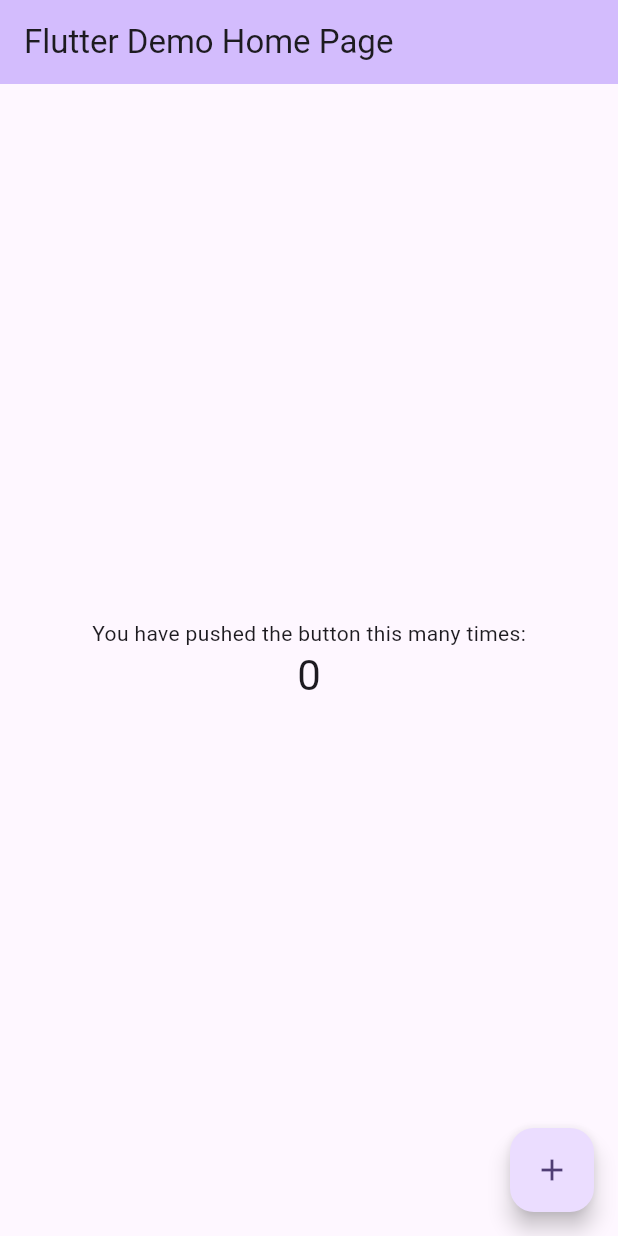
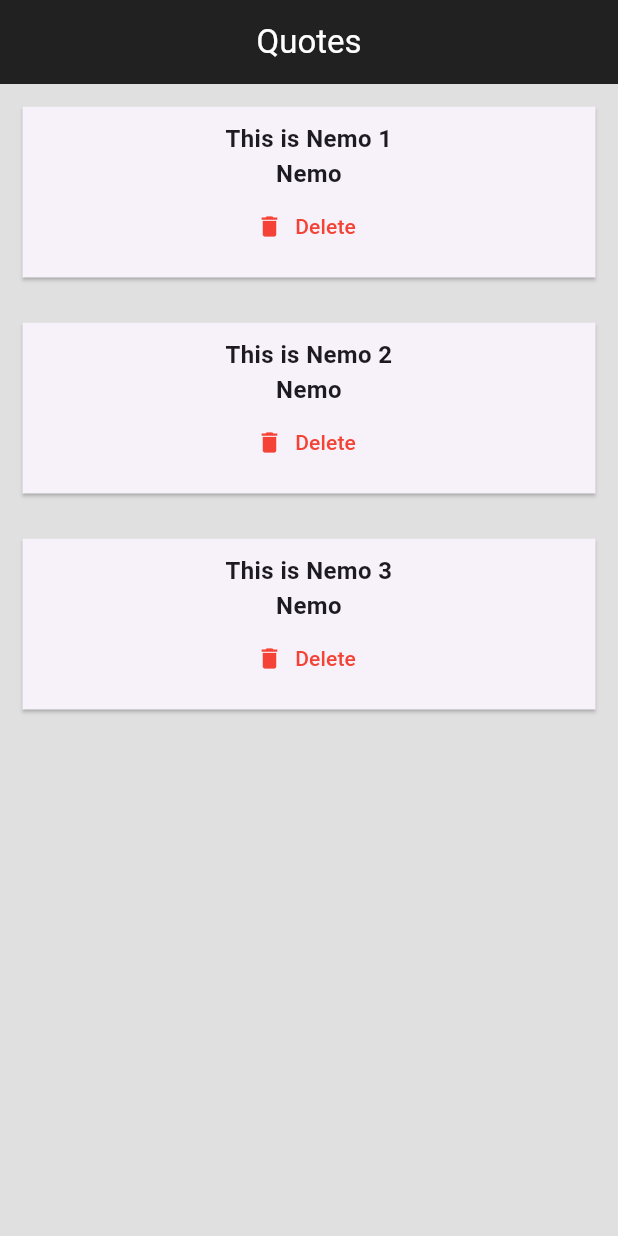
Before and after one commit to ThaiMinhNguyen/Flutter-Learning, a Flutter app: the screen it shows after launch, on a phone screen of 412 x 824 dp. Run offline on Flutter 3.47's test engine with Material 3 defaults, Android fonts, the phone set to English and light mode, and no system bars.

Commit message:
add quote/quotecard and change main

```diff
--- a/lib/main.dart
+++ b/lib/main.dart
@@ -1,125 +1,48 @@
 import 'package:flutter/material.dart';
+import 'quote.dart';
+import 'quotecard.dart';
 
-void main() {
-  runApp(const MyApp());
+void main() => runApp(MaterialApp(
+  home: QuoteApp(),
+));
+
+
+class QuoteApp extends StatefulWidget {
+  @override
+  State<QuoteApp> createState() => _QuoteAppState();
 }
 
-class MyApp extends StatelessWidget {
-  const MyApp({super.key});
+class _QuoteAppState extends State<QuoteApp> {
 
-  // This widget is the root of your application.
+  List<Quote> ls  = [
+    Quote(text: "This is Nemo 1", author: 'Nemo'),
+    Quote(text: "This is Nemo 2", author: 'Nemo'),
+    Quote(text: "This is Nemo 3", author: 'Nemo')
+  ];
+
   @override
   Widget build(BuildContext context) {
-    return MaterialApp(
-      title: 'Flutter Demo',
-      theme: ThemeData(
-        // This is the theme of your application.
-        //
-        // TRY THIS: Try running your application with "flutter run". You'll see
-        // the application has a purple toolbar. Then, without quitting the app,
-        // try changing the seedColor in the colorScheme below to Colors.green
-        // and then invoke "hot reload" (save your changes or press the "hot
-        // reload" button in a Flutter-supported IDE, or press "r" if you used
-        // the command line to start the app).
-        //
-        // Notice that the counter didn't reset back to zero; the application
-        // state is not lost during the reload. To reset the state, use hot
-        // restart instead.
-        //
-        // This works for code too, not just values: Most code changes can be
-        // tested with just a hot reload.
-        colorScheme: ColorScheme.fromSeed(seedColor: Colors.deepPurple),
-        useMaterial3: true,
+    return Scaffold(
+      backgroundColor: Colors.grey[300],
+      appBar: AppBar(
+        backgroundColor: Colors.grey[900],
+        title: Text(
+          'Quotes',
+          style: TextStyle(color: Colors.white),
+        ),
+        centerTitle: true,
       ),
-      home: const MyHomePage(title: 'Flutter Demo Home Page'),
+      body: Column(
+        children: ls.map((quote) => QuoteCard(
+          quote: quote,
+          delete: () {
+            setState(() {
+              ls.remove(quote);
+            });
+          }
+        )).toList(),
+      ),
+
     );
   }
 }
-
-class MyHomePage extends StatefulWidget {
-  const MyHomePage({super.key, required this.title});
-
-  // This widget is the home page of your application. It is stateful, meaning
-  // that it has a State object (defined below) that contains fields that affect
-  // how it looks.
-
-  // This class is the configuration for the state. It holds the values (in this
-  // case the title) provided by the parent (in this case the App widget) and
-  // used by the build method of the State. Fields in a Widget subclass are
-  // always marked "final".
-
-  final String title;
-
-  @override
-  State<MyHomePage> createState() => _MyHomePageState();
-}
-
-class _MyHomePageState extends State<MyHomePage> {
-  int _counter = 0;
-
-  void _incrementCounter() {
-    setState(() {
-      // This call to setState tells the Flutter framework that something has
-      // changed in this State, which causes it to rerun the build method below
-      // so that the display can reflect the updated values. If we changed
-      // _counter without calling setState(), then the build method would not be
-      // called again, and so nothing would appear to happen.
-      _counter++;
-    });
-  }
-
-  @override
-  Widget build(BuildContext context) {
-    // This method is rerun every time setState is called, for instance as done
-    // by the _incrementCounter method above.
-    //
-    // The Flutter framework has been optimized to make rerunning build methods
-    // fast, so that you can just rebuild anything that needs updating rather
-    // than having to individually change instances of widgets.
-    return Scaffold(
-      appBar: AppBar(
-        // TRY THIS: Try changing the color here to a specific color (to
-        // Colors.amber, perhaps?) and trigger a hot reload to see the AppBar
-        // change color while the other colors stay the same.
-        backgroundColor: Theme.of(context).colorScheme.inversePrimary,
-        // Here we take the value from the MyHomePage object that was created by
-        // the App.build method, and use it to set our appbar title.
-        title: Text(widget.title),
-      ),
-      body: Center(
-        // Center is a layout widget. It takes a single child and positions it
-        // in the middle of the parent.
-        child: Column(
-          // Column is also a layout widget. It takes a list of children and
-          // arranges them vertically. By default, it sizes itself to fit its
-          // children horizontally, and tries to be as tall as its parent.
-          //
-          // Column has various properties to control how it sizes itself and
-          // how it positions its children. Here we use mainAxisAlignment to
-          // center the children vertically; the main axis here is the vertical
-          // axis because Columns are vertical (the cross axis would be
-          // horizontal).
-          //
-          // TRY THIS: Invoke "debug painting" (choose the "Toggle Debug Paint"
-          // action in the IDE, or press "p" in the console), to see the
-          // wireframe for each widget.
-          mainAxisAlignment: MainAxisAlignment.center,
-          children: <Widget>[
-            const Text(
-              'You have pushed the button this many times:',
-            ),
-            Text(
-              '$_counter',
-              style: Theme.of(context).textTheme.headlineMedium,
-            ),
-          ],
-        ),
-      ),
-      floatingActionButton: FloatingActionButton(
-        onPressed: _incrementCounter,
-        tooltip: 'Increment',
-        child: const Icon(Icons.add),
-      ), // This trailing comma makes auto-formatting nicer for build methods.
-    );
-  }
-}
--- /dev/null
+++ b/lib/quote.dart
@@ -0,0 +1,7 @@
+class Quote {
+  String text;
+  String author;
+
+  Quote( {required this.text, required this.author} );
+
+}
--- /dev/null
+++ b/lib/quotecard.dart
@@ -0,0 +1,54 @@
+import 'package:flutter/material.dart';
+import 'quote.dart';
+
+class QuoteCard extends StatelessWidget {
+  late Quote quote;
+  final Function() delete;
+
+  QuoteCard({required this.quote ,required this.delete});
+
+  @override
+  Widget build(BuildContext context) {
+    return Card(
+      shape: RoundedRectangleBorder(
+        borderRadius: BorderRadius.circular(0),
+      ),
+      margin: EdgeInsets.all(15),
+      child: Padding(
+        padding: EdgeInsets.all(10.0),
+        child: Column(
+          crossAxisAlignment: CrossAxisAlignment.stretch,
+          children: <Widget>[
+            Text(
+              quote.text,
+              style: TextStyle(
+                fontSize: 16,
+                fontWeight: FontWeight.bold
+              ),
+              textAlign: TextAlign.center,
+            ),
+            Text(
+              quote.author,
+              style: TextStyle(
+                  fontSize: 16,
+                  fontWeight: FontWeight.bold,
+              ),
+              textAlign: TextAlign.center,
+            ),
+            TextButton.icon(
+              onPressed: delete,
+              icon: Icon(Icons.delete),
+              label: Text('Delete'),
+              style: TextButton.styleFrom(
+                shape: RoundedRectangleBorder(
+                  borderRadius: BorderRadius.circular(0)
+                ),
+                foregroundColor: Colors.red,
+              ),
+            )
+          ],
+        ),
+      ),
+    );
+  }
+}
```
Also changed, not shown: pubspec.lock.
